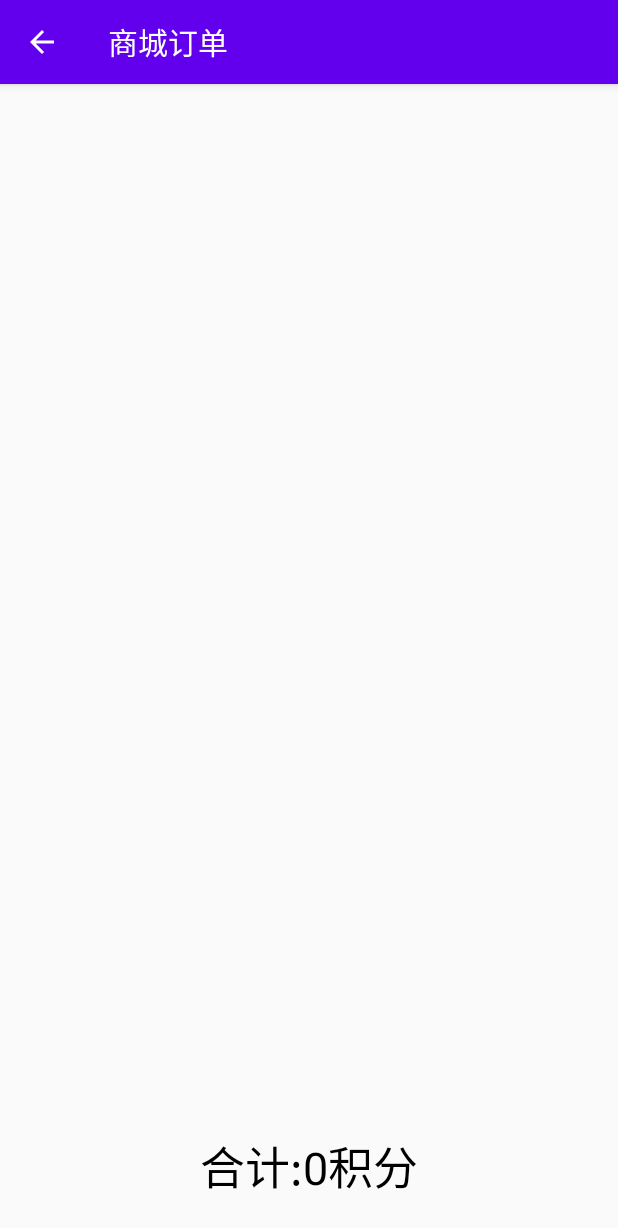
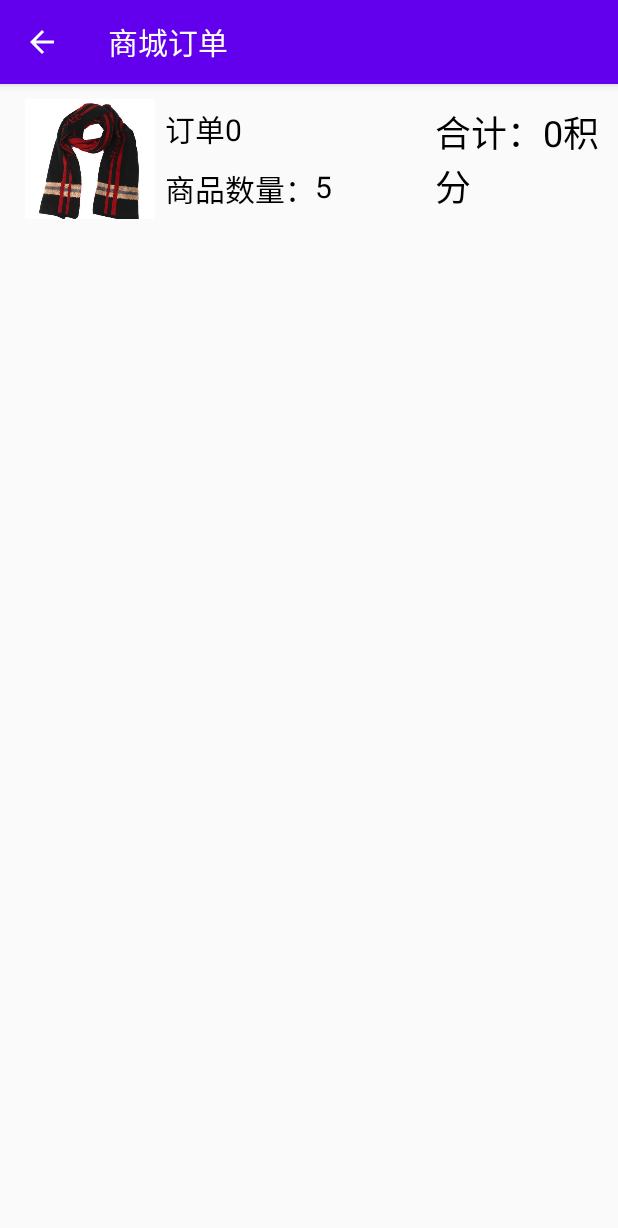
Before and after one commit to JoeJRW/DaDaTraffic, an Android app: the MarketOrderActivity screen opened directly, with no data from a screen before it, on a phone screen of 412 x 824 dp. Shown: the top 1228 px of the screen. Run offline under Robolectric (Android 15) with nearby library versions, the phone set to English and light mode, and no system bars.

Commit message:
添加查看现有订单界面，优化界面布局

```diff
--- a/app/src/main/java/com/baidu/mapapi/clusterutil/clustering/algo/PreCachingAlgorithmDecorator.java
+++ b/app/src/main/java/com/baidu/mapapi/clusterutil/clustering/algo/PreCachingAlgorithmDecorator.java
@@ -4,7 +4,9 @@
 
 package com.baidu.mapapi.clusterutil.clustering.algo;
 
-import android.support.v4.util.LruCache;
+
+
+import android.util.LruCache;
 
 import com.baidu.mapapi.clusterutil.clustering.Cluster;
 import com.baidu.mapapi.clusterutil.clustering.ClusterItem;
--- a/app/src/main/java/com/baidu/mapapi/clusterutil/clustering/view/DefaultClusterRenderer.java
+++ b/app/src/main/java/com/baidu/mapapi/clusterutil/clustering/view/DefaultClusterRenderer.java
@@ -40,6 +40,7 @@ import com.baidu.mapapi.map.MarkerOptions;
 import com.baidu.mapapi.map.Projection;
 import com.baidu.mapapi.model.LatLng;
 import com.baidu.mapapi.model.LatLngBounds;
+import com.whu.dadatraffic.R;
 
 import java.util.ArrayList;
 import java.util.Collections;
@@ -54,7 +55,6 @@ import java.util.concurrent.locks.Condition;
 import java.util.concurrent.locks.Lock;
 import java.util.concurrent.locks.ReentrantLock;
 
-import baidumapsdk.demo.R;
 
 import static com.baidu.mapapi.clusterutil.clustering.algo.NonHierarchicalDistanceBasedAlgorithm.MAX_DISTANCE_AT_ZOOM;
 
--- a/app/src/main/java/com/whu/dadatraffic/Activity/MarketOrderActivity.java
+++ b/app/src/main/java/com/whu/dadatraffic/Activity/MarketOrderActivity.java
@@ -1,54 +1,61 @@
 package com.whu.dadatraffic.Activity;
-/*
- *author：张朝勋
- * create time：7/15
- * update time: 7/15
- */
+
 import androidx.appcompat.app.ActionBar;
 import androidx.appcompat.app.AppCompatActivity;
 
 import com.whu.dadatraffic.Base.MarketItem;
 import com.whu.dadatraffic.R;
+import com.whu.dadatraffic.Service.MarketItemService;
 
 import android.content.Intent;
-import android.graphics.Color;
 import android.os.Bundle;
 import android.view.MenuItem;
 import android.view.View;
 import android.view.ViewGroup;
+import android.widget.AdapterView;
 import android.widget.BaseAdapter;
 import android.widget.ImageView;
 import android.widget.ListView;
 import android.widget.TextView;
-import com.whu.dadatraffic.Service.MarketItemService;
+
+import org.w3c.dom.Text;
 
 import java.util.ArrayList;
-import java.util.Vector;
 
 public class MarketOrderActivity extends AppCompatActivity {
+
     MarketItemService marketItemService = new MarketItemService();
-    TextView priceInAll = null;
     @Override
     protected void onCreate(Bundle savedInstanceState) {
         super.onCreate(savedInstanceState);
         setContentView(R.layout.activity_market_order);
         setCustomActionBar();
 
-
-        Intent intent = getIntent();
-        Bundle bundle = intent.getExtras();
-        ArrayList<MarketItem> MarketOrderList = (ArrayList<MarketItem>)bundle.getSerializable("orderList");
-
-        marketItemService.setmOrderItemList(MarketOrderList);
-        priceInAll = (TextView)findViewById(R.id.MarketOrderPriceinAll);
+        marketItemService.addMarketOrder();
         //初始化ListView控件
-        ListView listView = findViewById(R.id.marketOrderLv);
+        ListView listView = findViewById(R.id.molv);
         //创建一个Adapter的实例
-        MarketOrderAdapter newMarketOrderAdapter = new MarketOrderAdapter();
+       MarketOrderAdapter newMarketOrderAdapter = new MarketOrderAdapter();
         //设置Adapter
         listView.setAdapter(newMarketOrderAdapter);
+        listView.setOnItemClickListener(new AdapterView.OnItemClickListener() {
+            @Override
+            public void onItemClick(AdapterView<?> adapterView, View view, int position, long id) {
+                //跳转到商品详情界面
+                //定义跳转对象
+                Intent intentToTDetail = new Intent();
+                //设置跳转的起始界面和目的界面
+                intentToTDetail.setClass(MarketOrderActivity.this, MarketOrderDetailActivity.class);
+                //传递选中View的对象
+                Bundle bundle = new Bundle();
+                bundle.putSerializable("orderList", marketItemService.GetOrder(position));
+                //将bundle包中数据绑定到intent
+                intentToTDetail.putExtras(bundle);
+                //启动跳转，并传输对应数据
+                startActivity(intentToTDetail);
+            }
+        });
     }
-
 
     //显示home按钮与标题
     private void setCustomActionBar() {
@@ -60,7 +67,7 @@ public class MarketOrderActivity extends AppCompatActivity {
         actionBar.setTitle("商城订单");
     }
 
-    //返回父活动
+    //返回父活动与前往订单详情页
     @Override
     public boolean onOptionsItemSelected(MenuItem item) {
         if (item.getItemId() == android.R.id.home) {
@@ -75,6 +82,7 @@ public class MarketOrderActivity extends AppCompatActivity {
         public TextView price;
         public ImageView image;
         public TextView count;
+        public TextView tv_price;
     }
 
 
@@ -85,7 +93,7 @@ public class MarketOrderActivity extends AppCompatActivity {
         @Override
         public int getCount() {       //得到item的总数
 
-            return marketItemService.MOCount();    //返回ListView Item条目代表的对象
+            return marketItemService.Example.size();    //返回ListView Item条目代表的对象
         }
 
         @Override
@@ -110,18 +118,22 @@ public class MarketOrderActivity extends AppCompatActivity {
                 holder.price = convertView.findViewById(R.id.moPrice);
                 holder.image = convertView.findViewById(R.id.marketOrderItem);
                 holder.count = convertView.findViewById(R.id.moCount);
+                holder.tv_price = convertView.findViewById(R.id.tv_moPrice);
                 convertView.setTag(holder);
             } else//非空，则复用convertview
             {
                 holder = (ViewHolder) convertView.getTag();
             }
             //设置该View中各项值
-            holder.title.setText(marketItemService.GetMOrder(position).getTitle());
-            holder.price.setText(marketItemService.GetMOrder(position).getPrice());
-            holder.image.setImageResource(marketItemService.GetMOrder(position).getIcon());
-            holder.count.setText(Integer.toString(marketItemService.GetMOrder(position).getCount())+"份");
+            holder.title.setText("订单"+position);
+            ArrayList<MarketItem> list = marketItemService.GetOrder(position);
+            holder.price.setText(""+marketItemService.SumCount(list));
+            System.out.println(marketItemService.SumCount(list));
+            holder.image.setImageResource(list.get(position).getIcon());
+            holder.tv_price.setText("商品数量：");
             marketItemService.SumMarketOrderScore();
-            priceInAll.setText("合计："+marketItemService.scoreInAll+"积分");
+            holder.count.setText("合计："+marketItemService.scoreInAll+"积分");
+            System.out.println(marketItemService.scoreInAll);
             return convertView;
         }
     }
--- a/app/src/main/java/com/whu/dadatraffic/Service/MarketItemService.java
+++ b/app/src/main/java/com/whu/dadatraffic/Service/MarketItemService.java
@@ -4,21 +4,55 @@ package com.whu.dadatraffic.Service;
  * create time：7/9
  * update time: 7/14
  */
+import android.icu.util.IslamicCalendar;
+
 import com.whu.dadatraffic.Base.MarketItem;
+import com.whu.dadatraffic.R;
 
 import java.io.Serializable;
 import java.util.ArrayList;
 import java.util.Vector;
 
 public class MarketItemService extends MarketItem implements Serializable {
-    private ArrayList<MarketItem> marketItemList = new ArrayList<MarketItem>();
-    private ArrayList<MarketItem> cartItemList = new ArrayList<MarketItem>();
-    private ArrayList<MarketItem> mOrderItemList = new ArrayList<MarketItem>();
-    public int scoreInAll = 0;
+    private ArrayList<MarketItem> marketItemList = new ArrayList<MarketItem>();//商品列表
+    private ArrayList<MarketItem> cartItemList = new ArrayList<MarketItem>();//购物车列表
+    private ArrayList<MarketItem> mOrderItemList = new ArrayList<MarketItem>();//订单列表
+    private ArrayList<ArrayList<MarketItem>> MarketOrder = new ArrayList<ArrayList<MarketItem>>();
+    public ArrayList<MarketItem> Example = new ArrayList<MarketItem>();
+    public ArrayList<MarketItem> Example2 = new ArrayList<MarketItem>();
+    public int scoreInAll = 0;//积分总和
     public MarketItemService() {
         super();
     }
+    //测试功能用
+    public void addMarketOrder()
+    {
+        Example.add(new MarketItem("围巾", "1800分", R.drawable.icon_scarf));
+        CalculateMOCount(3,0);
+        MarketOrder.add(Example);
+        Example2.add(new MarketItem("耳机", "2480分", R.drawable.icon_earphone));
+        CalculateMOCount(2,0);
+        MarketOrder.add(Example2);
+    }
+    public ArrayList<MarketItem> GetOrder(int position)
+    {
+        return MarketOrder.get(position);
+    }
+    public void CalculateMOCount(int num,int position)
+    {
+        Example.get(position).CalculateCount(num);
 
+        SumScore();
+    }//
+    public int SumCount(ArrayList<MarketItem> list)
+    {
+        int price = 0;
+        for(int i = 0; i < list.size(); i++)
+        {
+            price += list.get(i).getCount();
+        }
+        return price;
+    }
     public void AddItem(String title, String price, Integer icon)
     {
         marketItemList.add(new MarketItem(title,price,icon));
@@ -27,6 +61,7 @@ public class MarketItemService extends MarketItem implements Serializable {
     {
         return marketItemList.size();
     }
+    //添加购物车列表元素并返回购物车列表中元素数量
     public int CartCount()
     {
         cartItemList = new ArrayList<MarketItem>();
@@ -43,6 +78,7 @@ public class MarketItemService extends MarketItem implements Serializable {
     {
         return  mOrderItemList.size();
     }
+    //从三个列表中返回对应商品以进行后续操作
     public MarketItem GetCart(int position)
     {
         return cartItemList.get(position);
@@ -55,6 +91,7 @@ public class MarketItemService extends MarketItem implements Serializable {
     {
         return  marketItemList.get(position);
     }
+    //获取商品的价格与数量
     public String GetPrice(int position)
     {
         return marketItemList.get(position).getPrice();
@@ -62,6 +99,7 @@ public class MarketItemService extends MarketItem implements Serializable {
     public Integer GetCount(int position) {
         return marketItemList.get(position).getCount();
     }
+    //返回购物车列表与给订单列表赋值。实现在商城订单页面中的订单显示
     public ArrayList<MarketItem> GetCartItemList()
     {
         return cartItemList;
@@ -70,6 +108,7 @@ public class MarketItemService extends MarketItem implements Serializable {
     {
         mOrderItemList = list;
     }
+    //给列表中对应商品的count属性赋值并重新计算总分
     public void CalculateCount(int num,int position)
     {
         if(GetCount(position)==0 && num < 0) {
@@ -81,6 +120,7 @@ public class MarketItemService extends MarketItem implements Serializable {
         }
         SumScore();
     }
+    //计算积分总和
     public void SumMarketOrderScore()
     {
         int price;
--- a/app/src/main/res/layout/activity_market_item.xml
+++ b/app/src/main/res/layout/activity_market_item.xml
@@ -15,13 +15,13 @@
 
         <ImageView
             android:id="@+id/item"
-            android:layout_width="150sp"
-            android:layout_height="120sp"
+            android:layout_width="100sp"
+            android:layout_height="80sp"
             android:layout_centerVertical="true" />
 
         <RelativeLayout
             android:id="@+id/iteminfo"
-            android:layout_width="150sp"
+            android:layout_width="130sp"
             android:layout_height="wrap_content"
             android:layout_centerVertical="true"
             android:layout_marginLeft="10dp"
--- a/app/src/main/res/layout/activity_market_order.xml
+++ b/app/src/main/res/layout/activity_market_order.xml
@@ -6,40 +6,16 @@
     android:layout_height="match_parent"
     tools:context=".Activity.MarketOrderActivity">
     <LinearLayout
-        android:id="@+id/moLinearLayout"
+        android:id="@+id/linearLayout"
         android:layout_width="match_parent"
-        android:layout_height="636sp"
+        android:layout_height="match_parent"
         android:orientation="vertical"
         app:layout_constraintTop_toTopOf="parent"
         tools:layout_editor_absoluteX="1dp">
 
-    <ListView
-        android:id="@+id/marketOrderLv"
-        android:layout_width="match_parent"
-        android:layout_height="wrap_content" />
+        <ListView
+            android:id="@+id/molv"
+            android:layout_width="match_parent"
+            android:layout_height="wrap_content" />
     </LinearLayout>
-    <LinearLayout
-        android:id="@+id/func"
-        android:layout_width="match_parent"
-        android:layout_height="93dp"
-        android:layout_marginTop="2dp"
-        android:orientation="horizontal"
-        app:layout_constraintBottom_toBottomOf="parent"
-        app:layout_constraintTop_toBottomOf="@+id/linearLayout"
-        tools:layout_editor_absoluteX="1dp"
-        app:layout_constraintHorizontal_weight="1">
-
-        <TextView
-            android:id="@+id/MarketOrderPriceinAll"
-            android:layout_width="168sp"
-            android:layout_height="match_parent"
-            android:layout_weight="1"
-            android:gravity="center"
-            android:text="合计:0积分"
-            android:textColor="#000000"
-            android:textSize="30sp" />
-
-
-    </LinearLayout>
-
 </androidx.constraintlayout.widget.ConstraintLayout>
--- a/app/src/main/res/layout/activity_marketorder_list.xml
+++ b/app/src/main/res/layout/activity_marketorder_list.xml
@@ -15,8 +15,8 @@
 
         <ImageView
             android:id="@+id/marketOrderItem"
-            android:layout_width="150dp"
-            android:layout_height="120dp"
+            android:layout_width="100sp"
+            android:layout_height="80sp"
             android:layout_centerVertical="true" />
 
         <RelativeLayout
@@ -64,7 +64,7 @@
             android:layout_width="wrap_content"
             android:layout_height="wrap_content"
             android:layout_marginLeft="30sp"
-            android:textSize="30sp"
+            android:textSize="24sp"
             android:textColor="#000000"
             android:text="xx个" />
 
```
Also changed, not shown: app/src/main/AndroidManifest.xml (+16 -24 lines), app/src/main/java/com/whu/dadatraffic/Activity/MarketActivity.java (+22 -9 lines), app/src/main/java/com/whu/dadatraffic/Activity/MarketOrderDetailActivity.java (added, +126 -0 lines), app/src/main/java/com/whu/dadatraffic/Activity/TicketActivity.java (+7 -10 lines), app/src/main/java/com/whu/dadatraffic/Activity/TicketDetailActivity.java (+5 -4 lines), app/src/main/java/com/whu/dadatraffic/Base/Ticket.java (+10 -10 lines), app/src/main/java/com/whu/dadatraffic/Service/TicketService.java (+13 -7 lines), app/src/main/res/layout/activity_market.xml (+7 -4 lines), app/src/main/res/layout/activity_market_orderdetail.xml (added, +45 -0 lines), app/src/main/res/layout/activity_shopping.xml (+7 -8 lines), app/src/main/res/layout/activity_wallet.xml (+22 -14 lines), app/src/main/res/menu/marketmenu.xml (added, +8 -0 lines).
